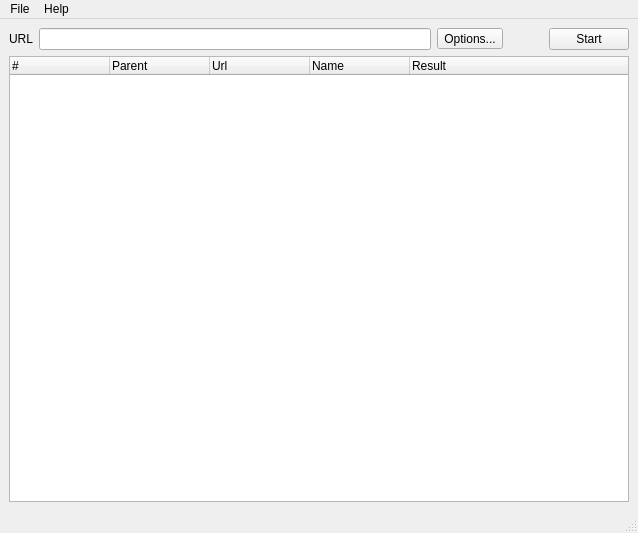
The window that linkcheck/gui/ui/main.ui (wummel/linkchecker) describes before a commit, drawn with Qt 5.
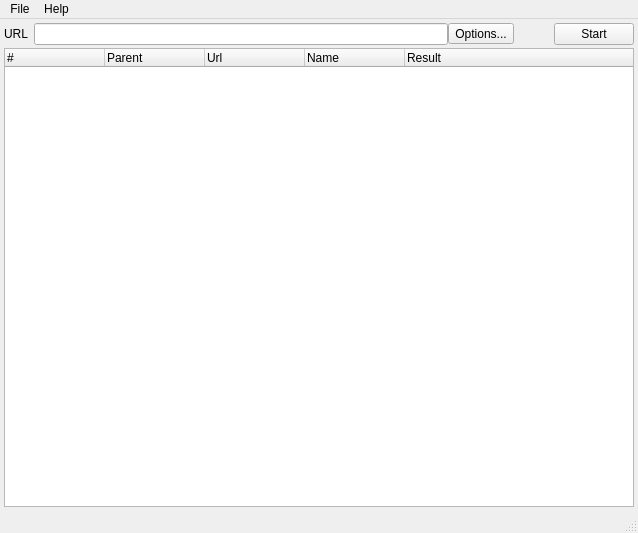
The same window after the commit. Icons and pictures are not drawn.

What changed in the file:
```diff
--- a/linkcheck/gui/ui/main.ui
+++ b/linkcheck/gui/ui/main.ui
@@ -27,6 +27,15 @@
   </property>
   <widget class="QWidget" name="centralwidget" >
    <layout class="QGridLayout" name="gridLayout" >
+    <property name="horizontalSpacing" >
+     <number>-1</number>
+    </property>
+    <property name="verticalSpacing" >
+     <number>3</number>
+    </property>
+    <property name="margin" >
+     <number>4</number>
+    </property>
     <item row="0" column="0" >
      <widget class="QLabel" name="label" >
       <property name="text" >
```
